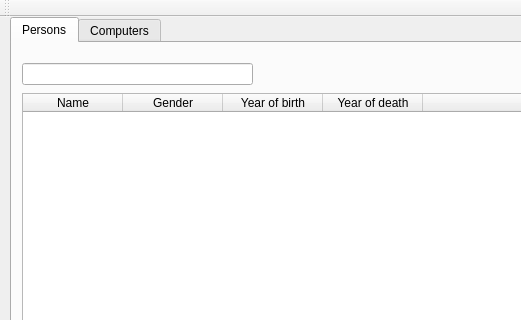
Before: the Qt Designer form mainwindow.ui in hogniR/verklegt52, drawn with Qt 5; both pictures show x 0 to 521 and y 0 to 320 of the 763 by 541 pixel window.
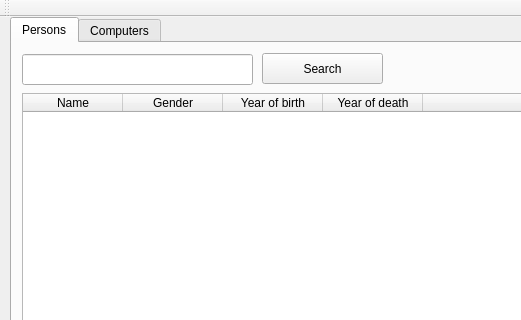
After: the same form once the commit is applied. The open tabs and pages were chosen to show the change.

Commit message: baetti vid semi biladri search virkni

```diff
--- a/mainwindow.ui
+++ b/mainwindow.ui
@@ -81,9 +81,9 @@
       <property name="geometry">
        <rect>
         <x>10</x>
-        <y>20</y>
+        <y>11</y>
         <width>231</width>
-        <height>22</height>
+        <height>31</height>
        </rect>
       </property>
      </widget>
@@ -113,6 +113,19 @@
        <string>Connect</string>
       </property>
      </widget>
+     <widget class="QPushButton" name="searchButton">
+      <property name="geometry">
+       <rect>
+        <x>250</x>
+        <y>10</y>
+        <width>121</width>
+        <height>31</height>
+       </rect>
+      </property>
+      <property name="text">
+       <string>Search</string>
+      </property>
+     </widget>
     </widget>
     <widget class="QWidget" name="Computers">
      <attribute name="title">
```
Left out of the diff: 4 changed lines with no effect on the pictures. The commit also changes 4 other files.
